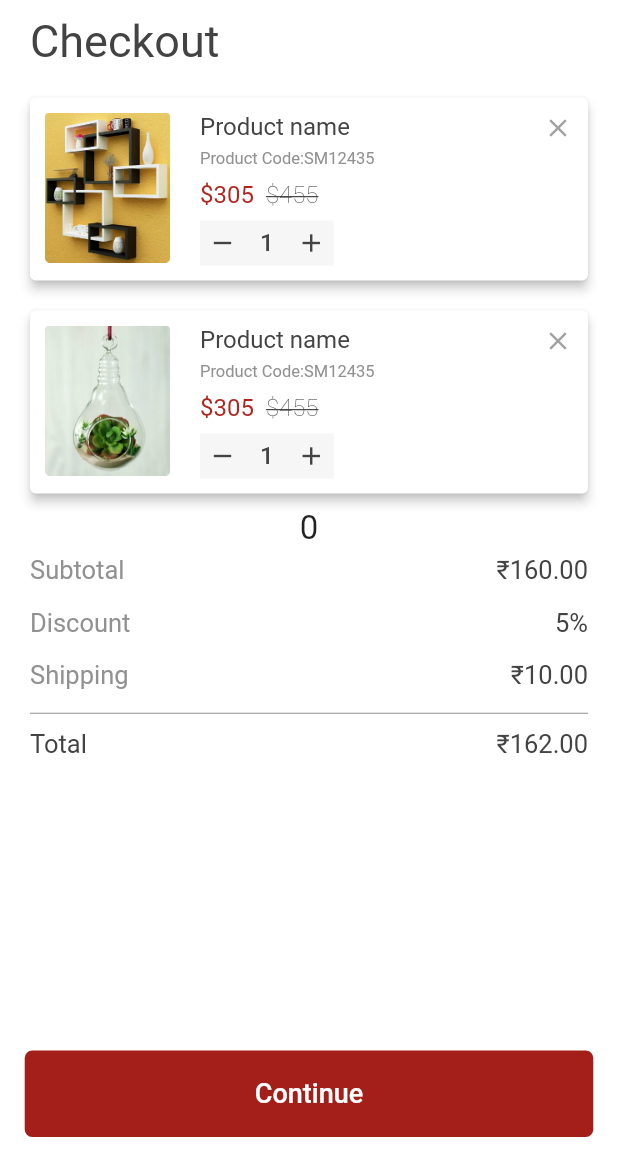
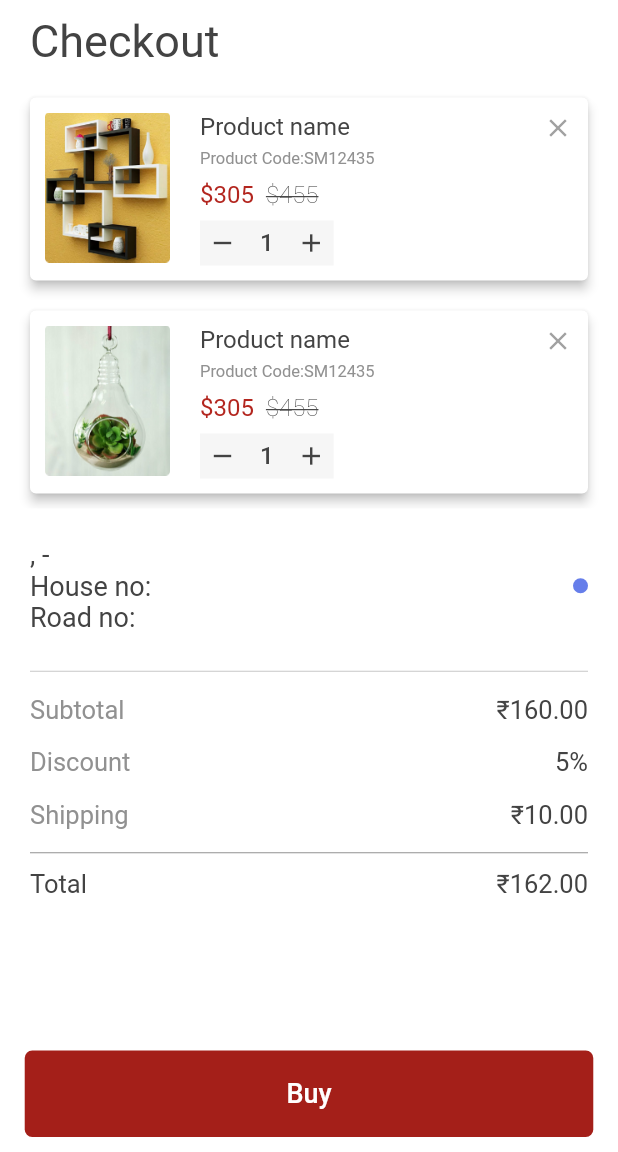
Before and after one commit to priyeshstackapp/homesaaz, a Flutter app: the CheckoutScreen screen opened directly with empty values, on a phone screen of 412 x 824 dp, the part 84-1236 px from its top. Run offline on Flutter 3.47's test engine with Material 2 defaults, Android fonts, the phone set to English and light mode, and no system bars; our stand-ins replace carousel_slider, dotted_border, fluttertoast, rating_bar, shared_preferences; missing offline and left inert: credit_card_slider; accounts and stored records are empty; Roboto replaces fonts that are missing (NeueFrutigerWorld).

```diff
--- a/lib/common/colorres.dart
+++ b/lib/common/colorres.dart
@@ -14,6 +14,7 @@ class ColorRes {
   static Color dimGray                          = Color(0xFF696969);
   static Color red                              = Color(0xFFA41F19);
   static Color gray57                           = Color(0xFF919191);
-  static Color darkYellow                           = Color(0xFFF29F0F);
-  static Color nero                           = Color(0xFF2A2A2A);
+  static Color darkYellow                       = Color(0xFFF29F0F);
+  static Color nero                             = Color(0xFF2A2A2A);
+  static Color cornflowerBlue                   = Color(0xFF667EEA);
 }
--- a/lib/screen/checkout/checkout_screen.dart
+++ b/lib/screen/checkout/checkout_screen.dart
@@ -1,23 +1,23 @@
 import 'package:flutter/material.dart';
 import 'package:homesaaz/common/colorres.dart';
+import 'package:homesaaz/common/common_route.dart';
 import 'package:homesaaz/common/common_widget.dart';
 import 'package:homesaaz/model/cart_model.dart';
-import 'package:homesaaz/screen/cart/cart_view_model.dart';
-
 import '../../app.dart';
 import 'checkout_screen_view_model.dart';
 
 class CheckoutScreen extends StatefulWidget {
-  final int itemHolder ;
+  final Map mapAddress;
 
-  CheckoutScreen({Key key, @required this.itemHolder}) : super(key: key);
+  CheckoutScreen({Key key, @required this.mapAddress}) : super(key: key);
+
   @override
   CheckoutScreenState createState() => CheckoutScreenState();
 }
 
 class CheckoutScreenState extends State<CheckoutScreen> {
-
   CheckoutScreenViewModel model;
+  int isSelectedIndex = 0;
 
   @override
   Widget build(BuildContext context) {
@@ -31,9 +31,7 @@ class CheckoutScreenState extends State<CheckoutScreen> {
     return Scaffold(
       backgroundColor: ColorRes.primaryColor,
       appBar: commonAppbar(context),
-      body: Stack(
-          alignment: Alignment.bottomCenter,
-          children : [
+      body: Stack(alignment: Alignment.bottomCenter, children: [
         Column(
           crossAxisAlignment: CrossAxisAlignment.start,
           children: [
@@ -51,10 +49,11 @@ class CheckoutScreenState extends State<CheckoutScreen> {
             ),
             SizedBox(height: 10),
             Container(
-                  height: height*0.69,
+              height: height * 0.69,
               child: SingleChildScrollView(
                 child: Column(
                   children: [
+                    //list of Checkout Product
                     ListView.builder(
                       shrinkWrap: true,
                       physics: NeverScrollableScrollPhysics(),
@@ -62,32 +61,40 @@ class CheckoutScreenState extends State<CheckoutScreen> {
                       itemCount: model.newProductName.length,
                       itemBuilder: (context, index) {
                         CartModel cartItem = model.newProductName[index];
-                            return checkoutProductView(cartItem,this,model.newProductName);
-                          },),
+                        return checkoutProductView(
+                            cartItem, this, model.newProductName);
+                      },
+                    ),
 
-                        Text( widget.itemHolder.toString(),
-                          style: TextStyle(fontSize: 22),
-                          textAlign: TextAlign.center,),
+                    //Address Show
+                    addressData(),
+
                     //payment card Details
+                    Padding(
+                      padding: const EdgeInsets.only(
+                          top: 5, bottom: 10, left: 20, right: 20),
+                      child: Divider(
+                          height: 1, color: ColorRes.gray57.withOpacity(0.5)),
+                    ),
                     paymentCard(),
-
                     Padding(
                       padding: const EdgeInsets.only(
                           top: 5, bottom: 10, left: 20, right: 20),
                       child: Divider(height: 1, color: ColorRes.gray57),
                     ),
+
                     //Total Payment
                     totalPayment(),
                   ],
                 ),
               ),
-                )
-
+            ),
           ],
         ),
+        //Buy Button
         InkWell(
           onTap: () {
-
+            gotoConfirmationScreen(context);
           },
           child: Container(
             alignment: Alignment.center,
@@ -99,7 +106,7 @@ class CheckoutScreenState extends State<CheckoutScreen> {
               borderRadius: BorderRadius.circular(5.0),
             ),
             child: Text(
-                  'Continue',
+              'Buy',
               style: new TextStyle(
                   fontSize: 18,
                   color: Colors.white,
@@ -108,10 +115,80 @@ class CheckoutScreenState extends State<CheckoutScreen> {
             ),
           ),
         ),
-          ]
+      ]),
+    );
+  }
+
+  //Address
+  Widget addressData() {
+    return Container(
+      padding: EdgeInsets.only(left: 20, right: 20, bottom: 20, top: 20),
+      color: ColorRes.whiteColor,
+      child: Row(
+        mainAxisAlignment: MainAxisAlignment.spaceBetween,
+        children: [
+          Flexible(
+            flex: 8,
+            child: Column(
+              crossAxisAlignment: CrossAxisAlignment.start,
+              mainAxisAlignment: MainAxisAlignment.spaceBetween,
+              children: [
+                widget.mapAddress == null
+                    ? Container()
+                    : Text(
+                        //'Shewrapara, Mirpur, Delhi-1216  ' +
+                        widget.mapAddress['address'] +
+                            ', ' +
+                            widget.mapAddress['city'] +
+                            '-' +
+                            widget.mapAddress['postalCode'],
+                        // data[index]['city'],
+                        style: new TextStyle(
+                          fontSize: 18,
+                          color: ColorRes.charcoal,
+                          fontFamily: 'NeueFrutigerWorld',
+                        ),
+                        maxLines: 2,
+                      ),
+                widget.mapAddress == null
+                    ? Container()
+                    : Text(
+                        'House no: ' + widget.mapAddress['houseNo'],
+                        //'House no: 938',
+                        style: new TextStyle(
+                          fontSize: 18,
+                          color: ColorRes.charcoal,
+                          fontFamily: 'NeueFrutigerWorld',
+                        ),
+                      ),
+                widget.mapAddress == null
+                    ? Container()
+                    : Text(
+                        'Road no: ' + widget.mapAddress['roadNo'],
+                        //'Road no: 9',
+                        style: new TextStyle(
+                          fontSize: 18,
+                          color: ColorRes.charcoal,
+                          fontFamily: 'NeueFrutigerWorld',
+                        ),
+                      ),
+              ],
+            ),
+          ),
+          widget.mapAddress == null
+              ? Container()
+              : Flexible(
+                  flex: 2,
+                  child: CircleAvatar(
+                    radius: 5.0,
+                    backgroundColor: ColorRes.cornflowerBlue,
+                  ),
+                )
+        ],
       ),
     );
   }
+
   //payment card show the text
   paymentCard() {
     return Column(
--- a/lib/screen/confirmation/confirmation_screen.dart
+++ b/lib/screen/confirmation/confirmation_screen.dart
@@ -22,10 +22,8 @@ class ConfirmationScreenState extends State<ConfirmationScreen> {
     print("Current page --> $runtimeType");
     model ?? (model = ConfirmationScreenViewModel(this));
     return WillPopScope(
-      onWillPop: () async {
-        Navigator.pop(context);
-        return false;
-      },
+      onWillPop: () async => false,
+
       child: Scaffold(
         bottomNavigationBar: InkWell(
           onTap: () async {
--- a/lib/screen/payment/payment_screen.dart
+++ b/lib/screen/payment/payment_screen.dart
@@ -9,6 +9,9 @@ import 'package:homesaaz/screen/payment/payment_screen_view_model.dart';
 import '../../app.dart';
 
 class PaymentScreen extends StatefulWidget {
+  final Map mapAddress;
+
+  PaymentScreen({Key key, @required this.mapAddress}) : super(key: key);
 
   @override
   PaymentScreenState createState() => PaymentScreenState();
@@ -50,7 +53,6 @@ class PaymentScreenState extends State<PaymentScreen> {
                       fontFamily: 'NeueFrutigerWorld',
                     ),
                   ),
-
                 ],
               ),
             ),
@@ -222,7 +224,7 @@ class PaymentScreenState extends State<PaymentScreen> {
           SizedBox(height: 10),
           InkWell(
             onTap: () {
-              gotoCheckoutScreen(context);
+              gotoCheckoutScreen(context, mapAddress: widget.mapAddress);
             },
             child: Container(
               alignment: Alignment.center,
--- a/pubspec.yaml
+++ b/pubspec.yaml
@@ -34,6 +34,7 @@ dependencies:
   rating_bar: ^0.2.0
   shared_preferences: ^0.5.10
   carousel_slider: ^2.3.1
+  fluttertoast: ^7.1.5
 
 dev_dependencies:
   flutter_test:
```
Also changed, not shown: lib/common/common_route.dart (+5 -5 lines), lib/screen/add_card/add_card_screen.dart (+68 -61 lines), lib/screen/address/address_screen.dart (+17 -16 lines), pubspec.lock. Lines whose indentation alone changed are shown as unchanged.
